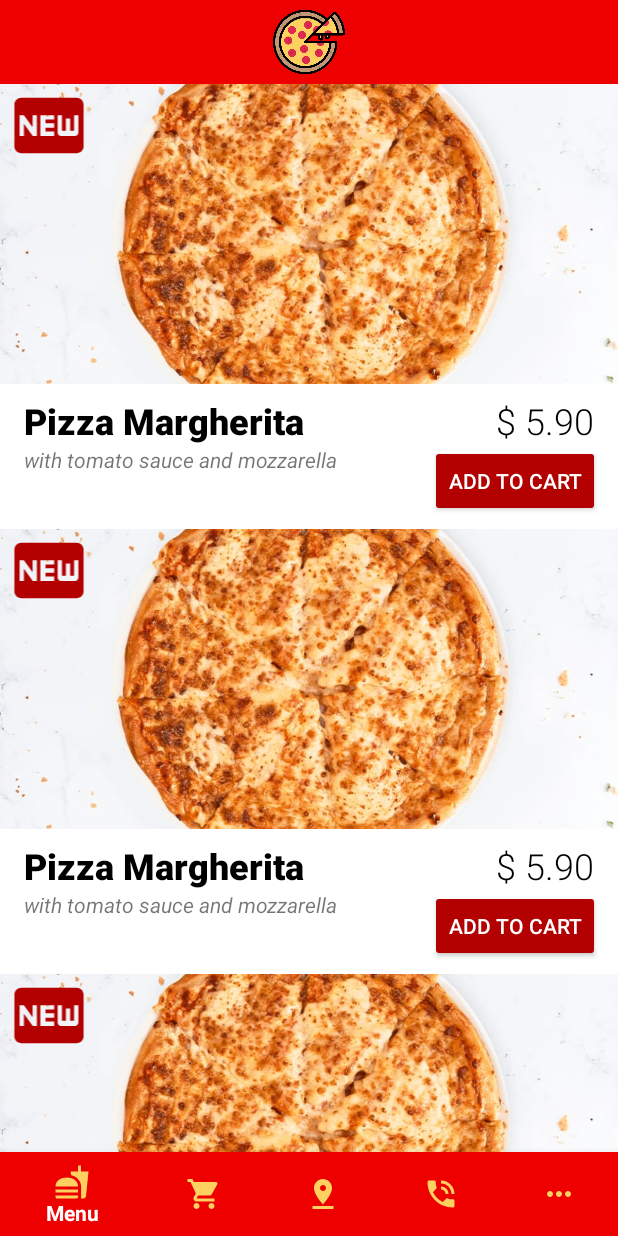
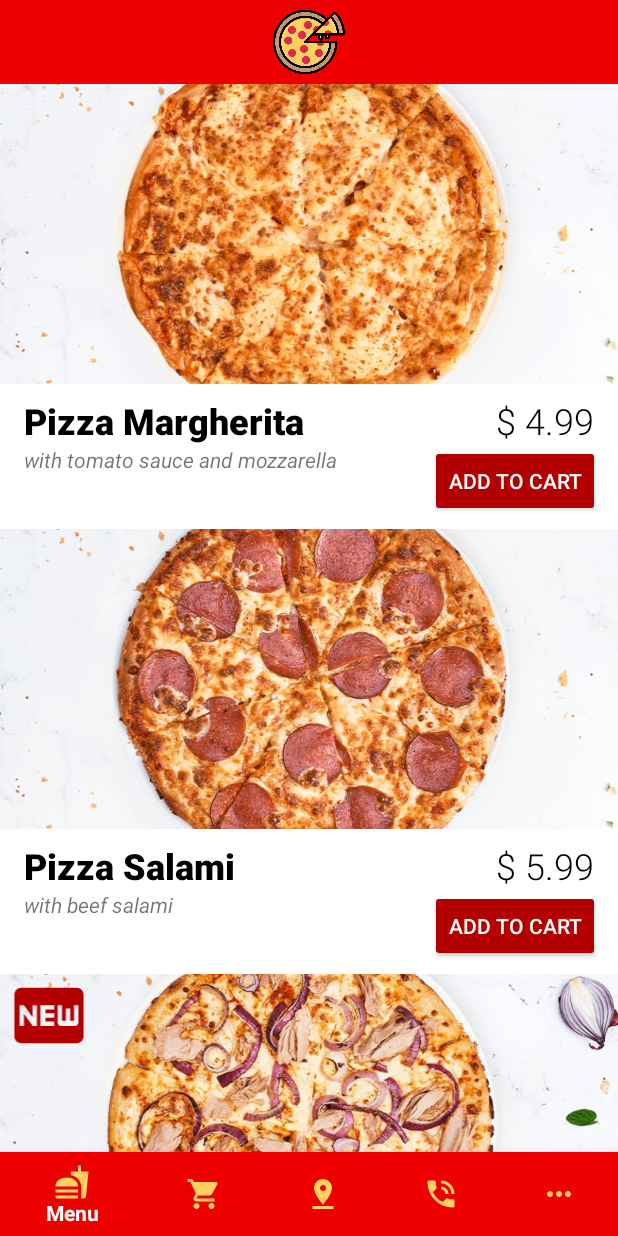
Before and after one commit to JanPachimari/GroceryDelivery, an Android app: the screen it shows after launch (MainActivity), on a phone screen of 412 x 824 dp. Run offline under Robolectric (Android 15) with nearby library versions, the phone set to English and light mode, and no system bars; our stand-ins replace navigation-ui.

Commit message:
Added item class

```diff
--- a/app/src/main/java/com/example/grocerydelivery/FirstFragment.kt
+++ b/app/src/main/java/com/example/grocerydelivery/FirstFragment.kt
@@ -5,10 +5,8 @@ import androidx.fragment.app.Fragment
 import android.view.LayoutInflater
 import android.view.View
 import android.view.ViewGroup
-import android.widget.Button
-import android.widget.LinearLayout
-import androidx.navigation.fragment.findNavController
 import androidx.recyclerview.widget.LinearLayoutManager
+import com.example.grocerydelivery.data.FoodItem
 import kotlinx.android.synthetic.main.fragment_first.*
 
 /**
@@ -31,10 +29,18 @@ class FirstFragment : Fragment() {
             findNavController().navigate(R.id.action_FirstFragment_to_SecondFragment)
         }
  */
+        val foodItems = listOf(
+            FoodItem(R.drawable.pizza_margherita, "Pizza Margherita", "with tomato sauce and mozzarella", 4.99, false),
+            FoodItem(R.drawable.pizza_salami, "Pizza Salami", "with beef salami", 5.99, false),
+            FoodItem(R.drawable.pizza_tuna, "Pizza Tuna", "with fresh tuna and onions", 6.49, true),
+            FoodItem(R.drawable.pizza_sucuk, "Pizza Sucuk", "with spicy garlic sucuk, olives \nand goat cheese", 6.99, true),
+            FoodItem(R.drawable.pizza_funghi, "Pizza Funghi", "with mushrooms and broccoli", 5.49, false),
+            FoodItem(R.drawable.pizza_hotdog, "Pizza Hot Dog", "with sausage, pickles, ketchup \nand mustard", 7.99, true)
+        )
 
         dishRecyclerView.apply {
             layoutManager = LinearLayoutManager(activity)
-            adapter = dishAdapter()
+            adapter = dishAdapter(foodItems)
         }
 
     }
--- /dev/null
+++ b/app/src/main/java/com/example/grocerydelivery/data/FoodItem.kt
@@ -0,0 +1,9 @@
+package com.example.grocerydelivery.data
+
+data class FoodItem(
+    val image: Int,
+    val name: String,
+    val description: String,
+    val price: Double,
+    val isNew: Boolean
+    )
--- a/app/src/main/java/com/example/grocerydelivery/dishAdapter.kt
+++ b/app/src/main/java/com/example/grocerydelivery/dishAdapter.kt
@@ -4,8 +4,11 @@ import android.view.LayoutInflater
 import android.view.View
 import android.view.ViewGroup
 import androidx.recyclerview.widget.RecyclerView
+import com.example.grocerydelivery.data.FoodItem
+import kotlinx.android.synthetic.main.a_single_dish.view.*
 
-class dishAdapter : RecyclerView.Adapter<dishAdapter.ViewHolder>() {
+class dishAdapter(private val foodItems: List<FoodItem>) :
+    RecyclerView.Adapter<dishAdapter.ViewHolder>() {
 
     override fun onCreateViewHolder(parent: ViewGroup, viewType: Int): ViewHolder {
         val view = LayoutInflater.from(parent.context)
@@ -13,13 +16,27 @@ class dishAdapter : RecyclerView.Adapter<dishAdapter.ViewHolder>() {
         return ViewHolder(view)
     }
 
-    override fun getItemCount() = 6
+    override fun getItemCount() = foodItems.size
 
     override fun onBindViewHolder(holder: ViewHolder, position: Int) {
-
+        val foodItem = foodItems[position]
+        holder.bind(foodItem)
     }
 
     class ViewHolder(view: View) : RecyclerView.ViewHolder(view) {
 
+        fun bind(foodItem: FoodItem) {
+            itemView.foodImage.setImageResource(foodItem.image)
+            itemView.foodTitle.text = foodItem.name
+            itemView.foodDescription.text = foodItem.description
+            itemView.foodPrice.text = "$ ${foodItem.price}"
+            if(foodItem.isNew) {
+                itemView.foodIsNew.alpha = 1.0F
+            }
+            else {
+                itemView.foodIsNew.alpha = 0F
+            }
+        }
+
     }
 }
--- a/app/src/main/res/layout/a_single_dish.xml
+++ b/app/src/main/res/layout/a_single_dish.xml
@@ -5,7 +5,7 @@
     android:layout_height="wrap_content">
 
     <Button
-        android:id="@+id/button_first"
+        android:id="@+id/foodButton"
         android:layout_width="wrap_content"
         android:layout_height="wrap_content"
         android:layout_marginEnd="12dp"
@@ -15,10 +15,10 @@
         android:textColor="#FFFFFF"
         app:layout_constraintBottom_toBottomOf="parent"
         app:layout_constraintEnd_toEndOf="parent"
-        app:layout_constraintTop_toBottomOf="@+id/textView2" />
+        app:layout_constraintTop_toBottomOf="@+id/foodPrice" />
 
     <ImageView
-        android:id="@+id/imageView"
+        android:id="@+id/foodImage"
         android:layout_width="0dp"
         android:layout_height="200dp"
         android:scaleType="centerCrop"
@@ -28,7 +28,7 @@
         app:layout_constraintTop_toTopOf="parent" />
 
     <TextView
-        android:id="@+id/textView"
+        android:id="@+id/foodTitle"
         android:layout_width="wrap_content"
         android:layout_height="wrap_content"
         android:layout_marginStart="16dp"
@@ -39,18 +39,18 @@
         android:textSize="24sp"
         android:textStyle="bold"
         app:layout_constraintStart_toStartOf="parent"
-        app:layout_constraintTop_toBottomOf="@+id/imageView" />
+        app:layout_constraintTop_toBottomOf="@+id/foodImage" />
 
     <ImageView
-        android:id="@+id/imageView2"
+        android:id="@+id/foodIsNew"
         android:layout_width="65dp"
         android:layout_height="55dp"
         android:src="@drawable/ic_baseline_fiber_new_24"
         app:layout_constraintStart_toStartOf="parent"
-        app:layout_constraintTop_toTopOf="@+id/imageView" />
+        app:layout_constraintTop_toTopOf="@+id/foodImage" />
 
     <TextView
-        android:id="@+id/textView2"
+        android:id="@+id/foodPrice"
         android:layout_width="wrap_content"
         android:layout_height="wrap_content"
         android:layout_marginTop="8dp"
@@ -60,16 +60,16 @@
         android:textColor="#000000"
         android:textSize="24sp"
         app:layout_constraintEnd_toEndOf="parent"
-        app:layout_constraintTop_toBottomOf="@+id/imageView" />
+        app:layout_constraintTop_toBottomOf="@+id/foodImage" />
 
     <TextView
-        android:id="@+id/textView3"
+        android:id="@+id/foodDescription"
         android:layout_width="wrap_content"
         android:layout_height="wrap_content"
         android:layout_marginStart="16dp"
         android:text="with tomato sauce and mozzarella"
         android:textStyle="italic"
         app:layout_constraintStart_toStartOf="parent"
-        app:layout_constraintTop_toBottomOf="@+id/textView" />
+        app:layout_constraintTop_toBottomOf="@+id/foodTitle" />
 
 </androidx.constraintlayout.widget.ConstraintLayout>
```
